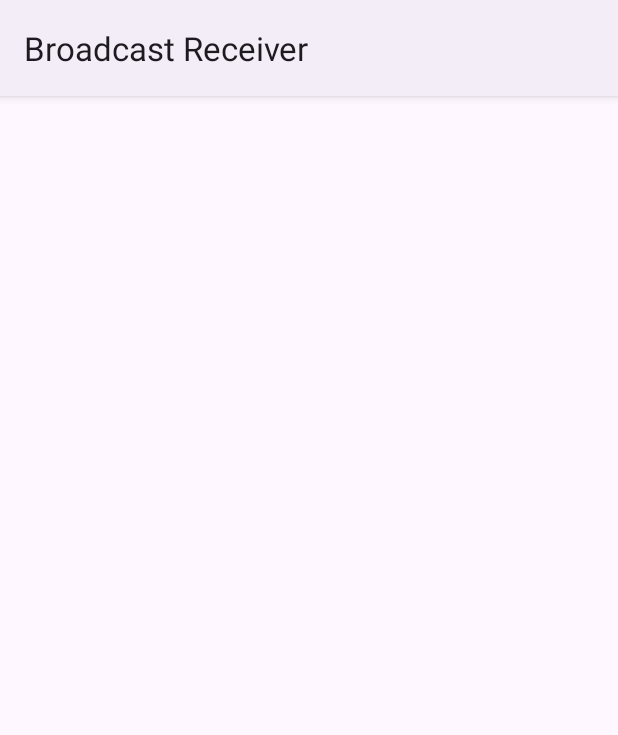
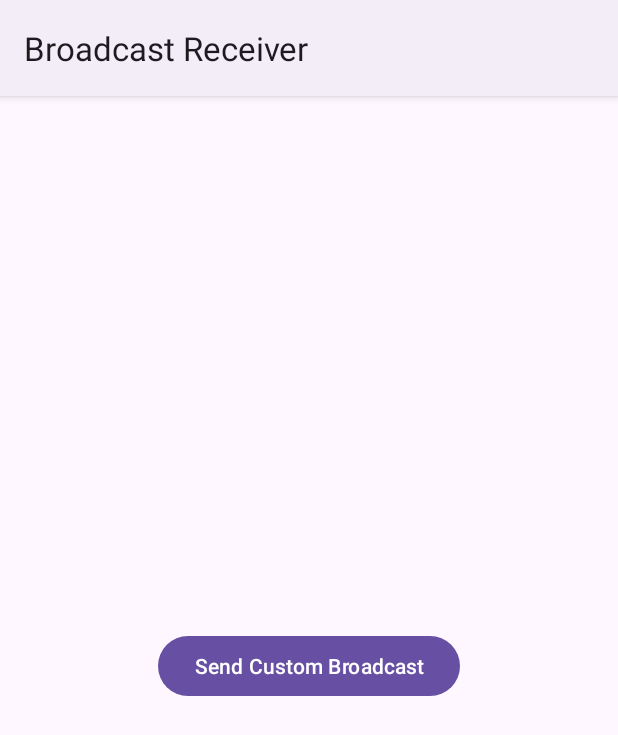
Before and after one commit to xeinlin/App-Test, an Android app: the BroadcastActivity screen opened directly, with no data from a screen before it, on a phone screen of 412 x 824 dp. Shown: the top 735 px of the screen. Run offline under Robolectric (Android 15) with nearby library versions, the phone set to English and light mode, and no system bars.

Commit message:
Broadcast

```diff
--- a/app/src/main/java/com/example/apptest/BroadcastActivity.kt
+++ /dev/null
@@ -1,19 +0,0 @@
-package com.example.apptest
-
-import androidx.appcompat.app.AppCompatActivity
-import android.os.Bundle
-import com.example.apptest.databinding.ActivityBroadcastBinding
-import com.example.apptest.databinding.ActivityMainBinding
-
-class BroadcastActivity : AppCompatActivity() {
-
-    private lateinit var binding: ActivityBroadcastBinding
-    override fun onCreate(savedInstanceState: Bundle?) {
-        super.onCreate(savedInstanceState)
-
-        binding = ActivityBroadcastBinding.inflate(layoutInflater)
-        setContentView(binding.root)
-
-        supportActionBar?.title = "Broadcast Receiver"
-    }
-}
--- /dev/null
+++ b/app/src/main/java/com/example/apptest/broadcast/BroadcastActivity.kt
@@ -0,0 +1,79 @@
+package com.example.apptest.broadcast
+
+import android.annotation.SuppressLint
+import android.content.BroadcastReceiver
+import android.content.Context
+import android.content.Intent
+import android.content.IntentFilter
+import android.os.Build
+import androidx.appcompat.app.AppCompatActivity
+import android.os.Bundle
+import android.util.Log
+import com.example.apptest.databinding.ActivityBroadcastBinding
+
+class BroadcastActivity : AppCompatActivity() {
+
+    private lateinit var binding: ActivityBroadcastBinding
+
+    private lateinit var timeReceiver: TickTimeReceiver
+    private lateinit var customReceiver: CustomReceiver
+
+    private val customActionName = "customBoradcastAction"
+
+    override fun onCreate(savedInstanceState: Bundle?) {
+        super.onCreate(savedInstanceState)
+
+        binding = ActivityBroadcastBinding.inflate(layoutInflater)
+        setContentView(binding.root)
+
+        supportActionBar?.title = "Broadcast Receiver"
+
+        timeReceiver = TickTimeReceiver()
+        customReceiver = CustomReceiver()
+
+        binding.buttonCustomBroadcast.setOnClickListener {
+            val intent = Intent()
+            intent.setAction(customActionName)
+            sendBroadcast(intent)
+        }
+
+    }
+
+    override fun onResume() {
+        super.onResume()
+        val filter = IntentFilter().also { it.addAction(Intent.ACTION_TIME_TICK) }
+        registerReceiver(timeReceiver, filter)
+
+        val customFilter = IntentFilter().also { it.addAction(customActionName) }
+        if (Build.VERSION.SDK_INT >= Build.VERSION_CODES.TIRAMISU) {
+            registerReceiver(customReceiver, customFilter, RECEIVER_EXPORTED)
+        } else {
+            registerReceiver(customReceiver, customFilter)
+        }
+    }
+
+    override fun onPause() {
+        super.onPause()
+        unregisterReceiver(timeReceiver)
+        unregisterReceiver(customReceiver)
+    }
+
+    class AirplaneModeReceiver : BroadcastReceiver() {
+        @SuppressLint("UnsafeProtectedBroadcastReceiver")
+        override fun onReceive(context: Context?, p1: Intent?) {
+            Log.d("TAG", "AirplaneModeReceiver Received")
+            Log.d("TAG", "Broadcast has intent = ${p1 != null}")
+            p1?.let {
+                Log.d("TAG", "Is Airplane Mode )n = ${p1.getBooleanExtra("state", false)}")
+            }
+
+        }
+
+    }
+
+    class TickTimeReceiver : BroadcastReceiver() {
+        override fun onReceive(p0: Context?, p1: Intent?) {
+            Log.d("TAG", "TickTimeReceiver Received")
+        }
+    }
+}
--- /dev/null
+++ b/app/src/main/java/com/example/apptest/broadcast/CustomReceiver.kt
@@ -0,0 +1,13 @@
+package com.example.apptest.broadcast
+
+import android.content.BroadcastReceiver
+import android.content.Context
+import android.content.Intent
+import android.util.Log
+
+class CustomReceiver : BroadcastReceiver() {
+    override fun onReceive(context: Context?, intent: Intent?) {
+        Log.d("TAG", "CustomReceiver     Received")
+    }
+
+}
--- a/app/src/main/java/com/example/apptest/LifecycleActivity.kt
+++ b/app/src/main/java/com/example/apptest/lifecycle/LifecycleActivity.kt
@@ -1,4 +1,4 @@
-package com.example.apptest
+package com.example.apptest.lifecycle
 
 import androidx.appcompat.app.AppCompatActivity
 import android.os.Bundle
--- a/app/src/main/res/layout/activity_broadcast.xml
+++ b/app/src/main/res/layout/activity_broadcast.xml
@@ -4,6 +4,15 @@
     xmlns:tools="http://schemas.android.com/tools"
     android:layout_width="match_parent"
     android:layout_height="match_parent"
-    tools:context=".BroadcastActivity">
+    tools:context=".broadcast.BroadcastActivity">
 
+    <Button
+        android:id="@+id/buttonCustomBroadcast"
+        android:layout_width="wrap_content"
+        android:layout_height="wrap_content"
+        android:text="@string/Button_send_custom_broadcast"
+        app:layout_constraintBottom_toBottomOf="parent"
+        app:layout_constraintEnd_toEndOf="parent"
+        app:layout_constraintStart_toStartOf="parent"
+        app:layout_constraintTop_toTopOf="parent" />
 </androidx.constraintlayout.widget.ConstraintLayout>
--- a/app/src/main/res/layout/activity_lifecycle.xml
+++ b/app/src/main/res/layout/activity_lifecycle.xml
@@ -4,6 +4,6 @@
     xmlns:tools="http://schemas.android.com/tools"
     android:layout_width="match_parent"
     android:layout_height="match_parent"
-    tools:context=".LifecycleActivity">
+    tools:context=".lifecycle.LifecycleActivity">
 
 </androidx.constraintlayout.widget.ConstraintLayout>
--- a/app/src/main/res/values/strings.xml
+++ b/app/src/main/res/values/strings.xml
@@ -3,4 +3,6 @@
 
     <string name="broadcast_receiver">Broadcast Receiver</string>
     <string name="activity_lifecycle">Activity_Lifecycle</string>
+    <string name="Button_send_custom_broadcast">Send Custom Broadcast</string>
+
 </resources>
```
Also changed, not shown: app/src/main/AndroidManifest.xml (+12 -3 lines), app/src/main/java/com/example/apptest/MainActivity.kt (+2 -6 lines).
